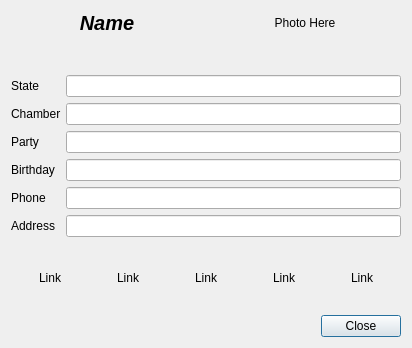
The window that ui_detaildialog.ui (timcking/OpenCongress) describes before a commit, drawn with Qt 5.
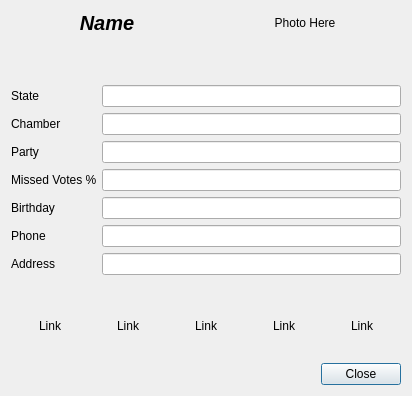
The same window after the commit. Icons and pictures are not drawn.

Commit message: Added missed votes % to detail

Patch:
```diff
--- a/ui_detaildialog.ui
+++ b/ui_detaildialog.ui
@@ -7,7 +7,7 @@
     <x>0</x>
     <y>0</y>
     <width>412</width>
-    <height>348</height>
+    <height>396</height>
    </rect>
   </property>
   <property name="windowTitle">
@@ -102,36 +102,46 @@
        <item row="2" column="1">
         <widget class="QLineEdit" name="textParty"/>
        </item>
-       <item row="3" column="0">
+       <item row="4" column="0">
         <widget class="QLabel" name="label_5">
          <property name="text">
           <string>Birthday</string>
          </property>
         </widget>
        </item>
-       <item row="3" column="1">
+       <item row="4" column="1">
         <widget class="QLineEdit" name="textBirthday"/>
        </item>
-       <item row="4" column="0">
+       <item row="5" column="0">
         <widget class="QLabel" name="label_6">
          <property name="text">
           <string>Phone</string>
          </property>
         </widget>
        </item>
-       <item row="4" column="1">
+       <item row="5" column="1">
         <widget class="QLineEdit" name="textPhone"/>
        </item>
-       <item row="5" column="0">
+       <item row="6" column="0">
         <widget class="QLabel" name="label_7">
          <property name="text">
           <string>Address</string>
          </property>
         </widget>
        </item>
-       <item row="5" column="1">
+       <item row="6" column="1">
         <widget class="QLineEdit" name="textAddress"/>
        </item>
+       <item row="3" column="1">
+        <widget class="QLineEdit" name="textVotes"/>
+       </item>
+       <item row="3" column="0">
+        <widget class="QLabel" name="label">
+         <property name="text">
+          <string>Missed Votes %</string>
+         </property>
+        </widget>
+       </item>
       </layout>
      </item>
      <item>
```
Left out of the diff: 9 changed lines with no effect on the pictures. The commit also changes 3 other files.
